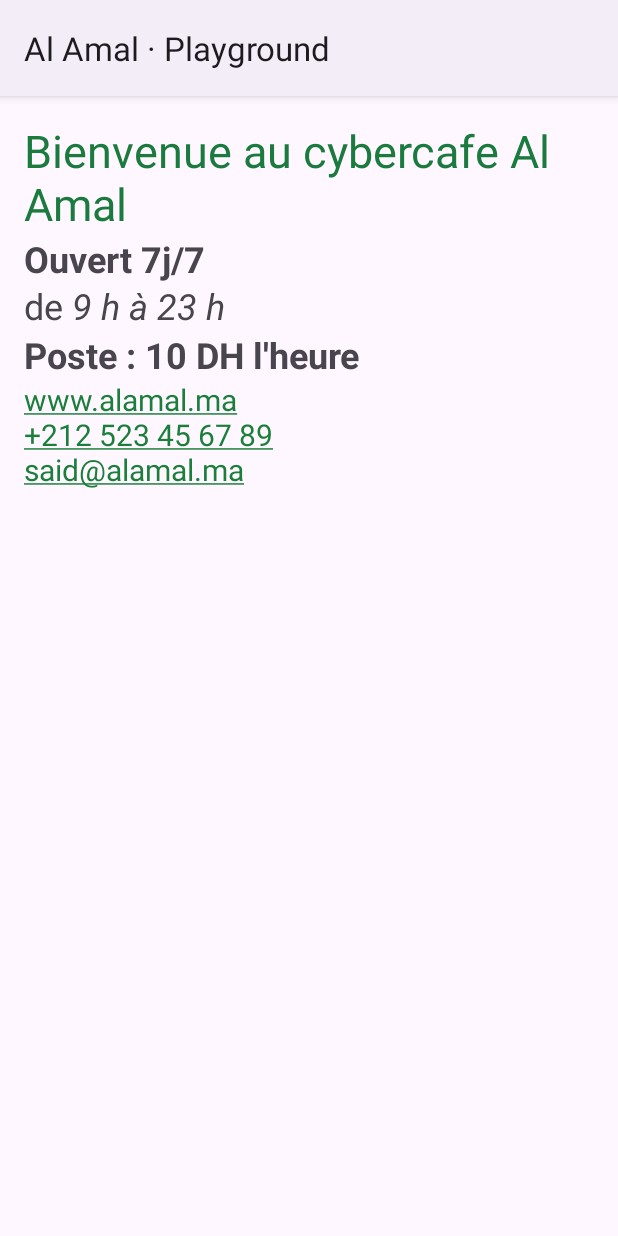
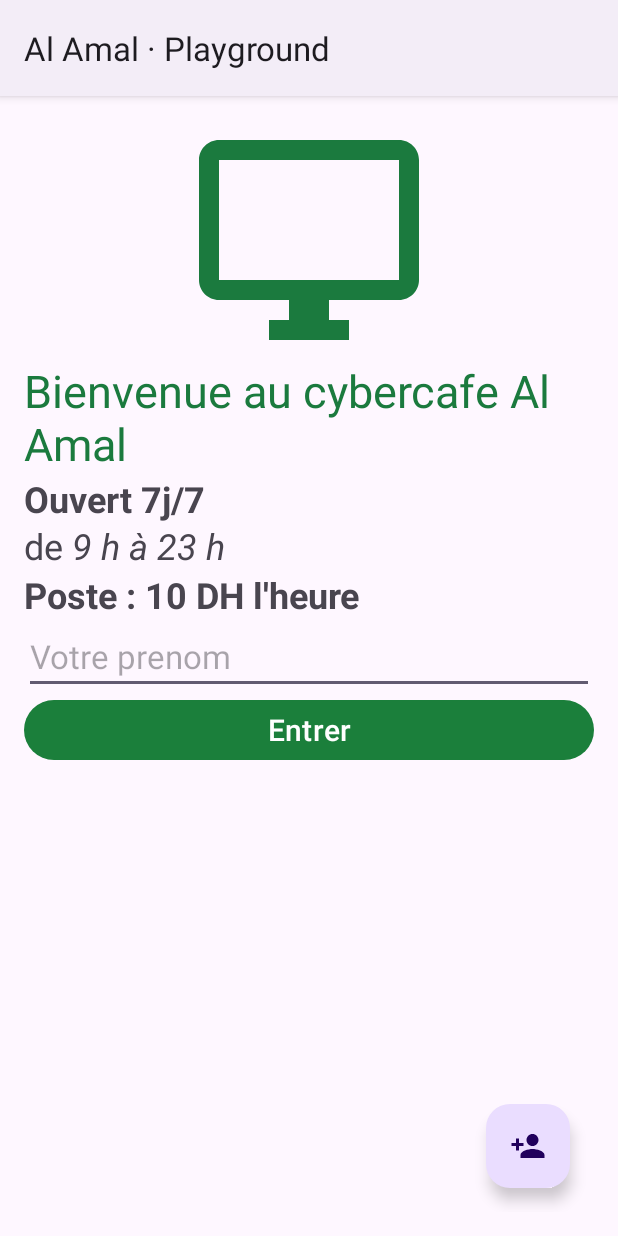
Before and after one commit to MVVNIRR/al-amal, an Android app built with Jetpack Compose: the screen it shows after launch (PlaygroundActivity), on a phone screen of 412 x 824 dp. Run offline under Robolectric (Android 15) with nearby library versions, the phone set to English and light mode, and no system bars.

Commit message:
s01 terminer

```diff
--- a/app/src/main/java/ma/ofppt/ista/alamal/PlaygroundActivity.kt
+++ b/app/src/main/java/ma/ofppt/ista/alamal/PlaygroundActivity.kt
@@ -1,7 +1,12 @@
 package ma.ofppt.ista.alamal
 
 import android.os.Bundle
+import android.view.View
+import android.widget.Button
+import android.widget.ImageView
+import android.widget.TextView
 import androidx.appcompat.app.AppCompatActivity
+import androidx.core.os.requestProfiling
 
 // MODE COURS (Playground) : écran VIDE pour tester en direct les exemples montrés en cours.
 // Écrivez le layout dans res/layout/activity_playground.xml et le code Kotlin ci-dessous, dans onCreate.
@@ -10,7 +15,64 @@ class PlaygroundActivity : AppCompatActivity() {
         super.onCreate(savedInstanceState)
         setContentView(R.layout.activity_playground)
 
-        // Votre code ici
+//        val img= findViewById<ImageView>(R.id.imgLogo)
+//        val txt= findViewById<TextView>(R.id.txtInfo)
+//
+//        img.setOnClickListener {
+//            txt.text ="8 postes,Imprimante et scanner"
+//        }
+
+
+        //    var numcom=1
+//    var prix=0
+//    fun commanderCafe(v: View) {
+//
+//            numcom++
+//            prix+=5
+//            val txtCommande = findViewById<TextView>(R.id.txtCommande)
+//            txtCommande.text = "Cafe Commander n°$numcom ($prix DH)"
+//
+//    }
+
+
+//        val btnImprimer = findViewById<Button>(R.id.btnImprimer)
+//        val txtPages = findViewById<TextView>(R.id.txtPages)
+//        var prix =0
+//        var numpage=0
+//        btnImprimer.setOnClickListener {
+//            prix+=2
+//            numpage++
+//            txtPages.text = "$numpage pages(s): $prix DH"
+//        }
+//        var numclient=0
+//        val fabNouveau = findViewById<View>(R.id.fabNouveau)
+//        fabNouveau.setOnClickListener {
+//
+//            numclient++
+//            txtClients.text=" clients present :$numclient"
+//    }
+        val btnEntrer = findViewById<Button>(R.id.btnEntrer)
+        val txtSalut = findViewById<TextView>(R.id.txtSalut)
+        val edtPrenom = findViewById<TextView>(R.id.edtPrenom)
+        btnEntrer.setOnClickListener {
+            if (edtPrenom.text.toString().isNotEmpty())  {
+                txtSalut.text="Bienvenue ${edtPrenom.text}"
+
+
+            }else{
+                edtPrenom.error="Entrer votre prenom"
+            }
+
+        }
+        val fabNouveau = findViewById<View>(R.id.fabNouveau)
+        fabNouveau.setOnClickListener {
+
+            txtSalut.text=""
+            edtPrenom.text=null
+            edtPrenom.error=null
+        }
+
+
 
     }
 }
--- a/app/src/main/res/layout/activity_playground.xml
+++ b/app/src/main/res/layout/activity_playground.xml
@@ -1,15 +1,88 @@
 <?xml version="1.0" encoding="utf-8"?>
 <!-- Playground : écrivez ici le layout des exemples du cours -->
-<LinearLayout xmlns:android="http://schemas.android.com/apk/res/android"
+<FrameLayout xmlns:android="http://schemas.android.com/apk/res/android"
+    xmlns:app="http://schemas.android.com/apk/res-auto"
     android:id="@+id/main"
     android:layout_width="match_parent"
     android:layout_height="match_parent"
-    android:orientation="vertical"
     android:padding="16dp"
     xmlns:tools="http://schemas.android.com/tools"
-    tools:context=".PlaygroundActivity"
+    tools:context=".PlaygroundActivity">
+
+<!--    <TextView-->
+<!--        android:layout_width="match_parent"-->
+<!--        android:layout_height="wrap_content"-->
+<!--        android:text="@string/s01_contact"-->
+<!--        android:textSize="20sp"-->
+<!--        android:autoLink="web|phone|email" />-->
+
+
+
+<!--    <TextView-->
+<!--        android:id="@+id/txtInfo"-->
+<!--        android:layout_width="wrap_content"-->
+<!--        android:layout_height="wrap_content"-->
+<!--        android:text="@string/s01_bienvenue"-->
+<!--        android:textColor="#1B7A3E"-->
+<!--        android:textSize="26sp"-->
+<!--        android:textStyle="bold"-->
+<!--        android:layout_gravity="center_horizontal" />-->
+
+
+
+
+
+<!--    <TextView-->
+<!--        android:layout_width="wrap_content"-->
+<!--        android:layout_height="wrap_content"-->
+<!--        android:text="Touchez la tasse pour commander"-->
+<!--        android:textSize="22sp"/>-->
+<!--    <ImageView-->
+<!--        android:layout_width="140dp"-->
+<!--        android:layout_height="140dp"-->
+<!--        android:layout_gravity="center_horizontal"-->
+<!--        android:src="@drawable/s01_ic_cafe"-->
+<!--        android:contentDescription="Commander un cafe"-->
+<!--        android:onClick="commanderCafe"/>-->
+<!--    <TextView-->
+<!--        android:id="@+id/txtCommande"-->
+<!--        android:layout_width="wrap_content"-->
+<!--        android:layout_height="wrap_content"-->
+<!--        android:textSize="22sp"/>-->
+
+
+<!--    <Button-->
+<!--        android:layout_width="wrap_content"-->
+<!--        android:layout_height="wrap_content"-->
+<!--        android:text="Imprimer (2DH la page)"-->
+<!--        android:textSize="22sp"-->
+<!--        android:id="@+id/btnImprimer"-->
+<!--        app:icon="@drawable/s01_ic_imprimer"/>-->
+<!--    <Button-->
+<!--        android:layout_width="wrap_content"-->
+<!--        android:layout_height="wrap_content"-->
+<!--        android:text="Scanner (bientot)"-->
+<!--        android:textSize="20sp"-->
+<!--        android:enabled="false"/>-->
+<!--    <TextView-->
+<!--        android:id="@+id/txtPages"-->
+<!--        android:layout_width="wrap_content"-->
+<!--        android:layout_height="wrap_content"-->
+<!--        android:layout_marginTop="16sp"-->
+<!--        android:textSize="22sp"/>-->
+    <LinearLayout
+        android:layout_width="match_parent"
+        android:layout_height="match_parent"
+        android:orientation="vertical"
         >
-
+        <ImageView
+            android:id="@+id/imgLogo"
+            android:layout_width="160dp"
+            android:layout_height="160dp"
+            android:layout_gravity="center_horizontal"
+            android:src="@drawable/s01_ic_poste"
+            android:contentDescription="Logo du cybercafe"
+            />
         <TextView
             android:id="@+id/txtBienvenue"
             android:layout_width="wrap_content"
@@ -30,12 +103,41 @@
             android:textSize="24sp"
             android:textStyle="bold"
             />
-    <TextView
+        <EditText
             android:layout_width="match_parent"
             android:layout_height="wrap_content"
-        android:text="@string/s01_contact"
+            android:hint="Votre prenom"
+            android:inputType="textPersonName"
+            android:textSize="22sp"
+            android:id="@+id/edtPrenom"
+
+            />
+        <Button
+            android:layout_width="match_parent"
+            android:layout_height="wrap_content"
+            android:text="Entrer"
             android:textSize="20sp"
-        android:autoLink="web|phone|email" />
+            android:id="@+id/btnEntrer"/>
+        <TextView
+            android:id="@+id/txtSalut"
+            android:layout_width="match_parent"
+            android:layout_height="wrap_content"
+            android:gravity="center"
+            android:textSize="22sp"/>
 
 
     </LinearLayout>
+    <com.google.android.material.floatingactionbutton.FloatingActionButton
+        android:layout_width="wrap_content"
+        android:layout_height="wrap_content"
+        android:id="@+id/fabNouveau"
+        android:layout_gravity="bottom|end"
+        android:layout_margin="16dp"
+        android:src="@drawable/s01_ic_ajouter"
+        android:contentDescription="Nouveau client"
+        app:fabSize="normal"
+        />
+
+
+
+</FrameLayout>
--- a/app/src/main/res/layout/tp01_activity_main.xml
+++ b/app/src/main/res/layout/tp01_activity_main.xml
@@ -76,12 +76,6 @@
 
 
 
-
-
-
-
-
-
     </LinearLayout>
 
 </ScrollView>
```
Lines whose indentation alone changed are shown as unchanged.
